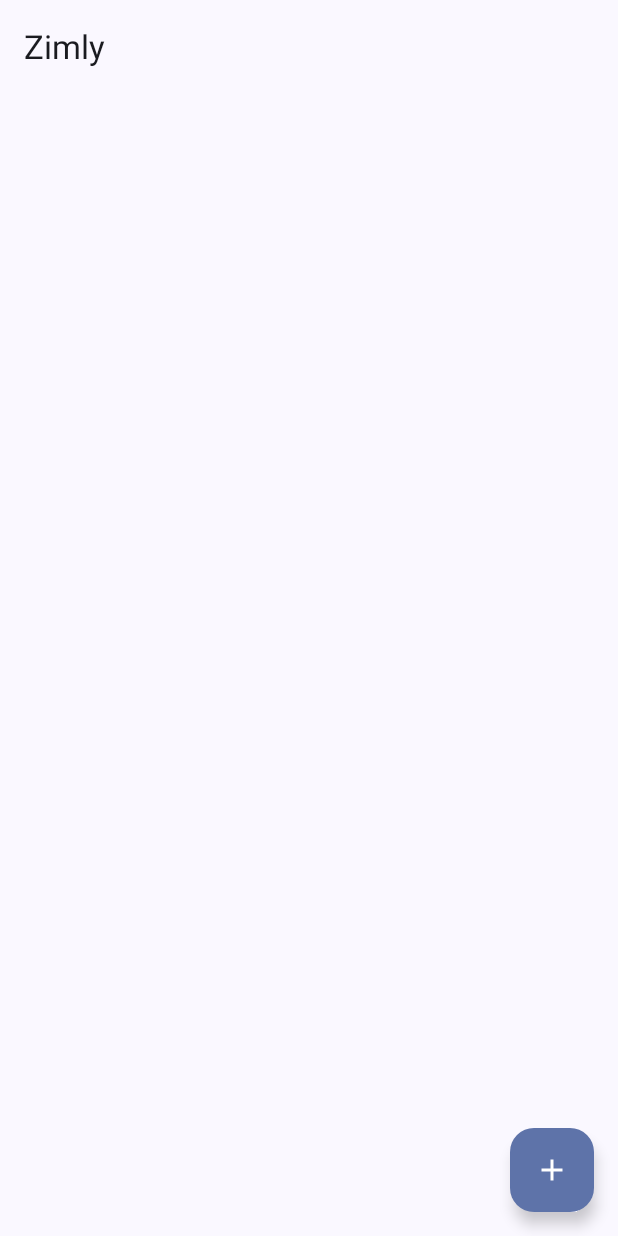
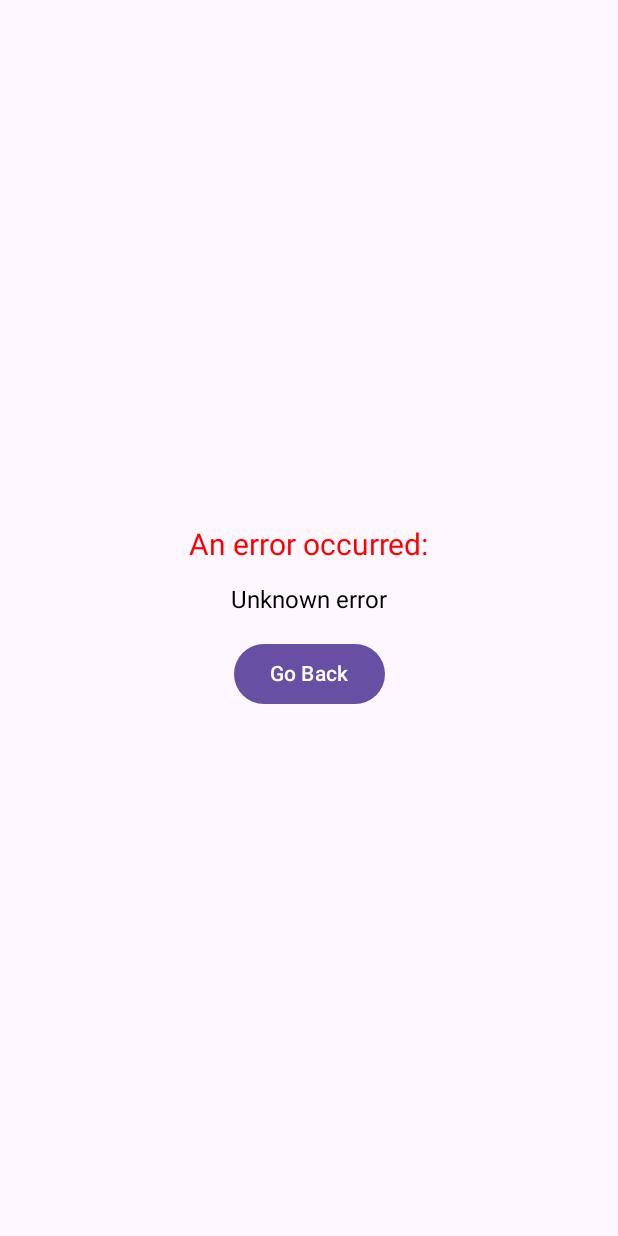
Before and after one commit to zimly/zimly-backup, an Android app built with Jetpack Compose: the screen it shows after launch (MainActivity before the commit, CrashActivity after it), on a phone screen of 412 x 824 dp. Run offline under Robolectric (Android 15) with nearby library versions, the phone set to English and light mode, and no system bars.

Commit message:
Introduce new activity for crash handling #24

```diff
--- /dev/null
+++ b/app/src/main/java/app/zimly/backup/CrashActivity.kt
@@ -0,0 +1,52 @@
+package app.zimly.backup
+
+import android.content.Context
+import android.content.Intent
+import android.os.Build
+import android.os.Bundle
+import android.util.Log
+import androidx.activity.ComponentActivity
+import androidx.activity.compose.setContent
+import androidx.annotation.RequiresApi
+import app.zimly.backup.ui.screens.crash.CrashScreen
+
+
+private const val UNCAUGHT_EXCEPTION = "Z_UNCAUGHT_EXCEPTION"
+
+class CrashActivity : ComponentActivity() {
+
+
+    companion object {
+        private val TAG: String? = CrashActivity::class.simpleName
+
+        fun start(context: Context, throwable: Throwable) {
+            val intent = Intent(context, CrashActivity::class.java)
+            intent.addFlags(Intent.FLAG_ACTIVITY_NEW_TASK or Intent.FLAG_ACTIVITY_CLEAR_TASK or Intent.FLAG_ACTIVITY_NO_ANIMATION)
+            val extras = Bundle()
+            extras.putSerializable(UNCAUGHT_EXCEPTION, throwable)
+            intent.putExtras(extras)
+            context.startActivity(intent)
+        }
+
+    }
+
+    @RequiresApi(Build.VERSION_CODES.TIRAMISU)
+    override fun onCreate(savedInstanceState: Bundle?) {
+        super.onCreate(savedInstanceState)
+
+        val throwable = intent.extras?.getSerializable(UNCAUGHT_EXCEPTION, Throwable::class.java)
+
+        setContent {
+            CrashScreen(throwable)
+        }
+    }
+
+    class ExceptionHandler(private val context: Context) : Thread.UncaughtExceptionHandler {
+
+        override fun uncaughtException(t: Thread, e: Throwable) {
+            Log.e(TAG, "Uncaught Exception: ${e.message}", e)
+            start(context, e)
+        }
+
+    }
+}
--- a/app/src/main/java/app/zimly/backup/MainActivity.kt
+++ b/app/src/main/java/app/zimly/backup/MainActivity.kt
@@ -28,6 +28,7 @@ import app.zimly.backup.ui.screens.list.ListScreen
 import app.zimly.backup.ui.screens.sync.SyncScreen
 import app.zimly.backup.ui.theme.ZimzyncTheme
 
+
 private const val REMOTES_LIST = "remotes-list"
 private const val GRANT_PERMISSION = "grant-permission"
 
@@ -38,6 +39,9 @@ class MainActivity : ComponentActivity() {
         val db = Room.databaseBuilder(applicationContext, ZimDatabase::class.java, "zim-db")
             .build()
         val remoteDao = db.remoteDao()
+
+        Thread.setDefaultUncaughtExceptionHandler(CrashActivity.ExceptionHandler(applicationContext))
+
 
         setContent {
             ZimzyncTheme {
--- /dev/null
+++ b/app/src/main/java/app/zimly/backup/ui/screens/crash/CrashScreen.kt
@@ -0,0 +1,37 @@
+package app.zimly.backup.ui.screens.crash
+
+import androidx.compose.foundation.layout.Arrangement
+import androidx.compose.foundation.layout.Column
+import androidx.compose.foundation.layout.fillMaxSize
+import androidx.compose.foundation.layout.padding
+import androidx.compose.material3.Button
+import androidx.compose.material3.Text
+import androidx.compose.runtime.Composable
+import androidx.compose.ui.Alignment
+import androidx.compose.ui.Modifier
+import androidx.compose.ui.graphics.Color
+import androidx.compose.ui.unit.dp
+import androidx.compose.ui.unit.sp
+
+@Composable
+fun CrashScreen(throwable: Throwable?) {
+
+    val message = throwable?.message ?: "Unknown error"
+    Column(
+        modifier = Modifier.fillMaxSize(),
+        verticalArrangement = Arrangement.Center,
+        horizontalAlignment = Alignment.CenterHorizontally
+    ) {
+        Text(text = "An error occurred:", color = Color.Red, fontSize = 20.sp)
+        Text(
+            text = message,
+            color = Color.Black,
+            fontSize = 16.sp,
+            modifier = Modifier.padding(16.dp)
+        )
+
+        Button(onClick = { }) {
+            Text("Go Back")
+        }
+    }
+}
```
Also changed, not shown: app/src/main/AndroidManifest.xml (+11 -0 lines).
